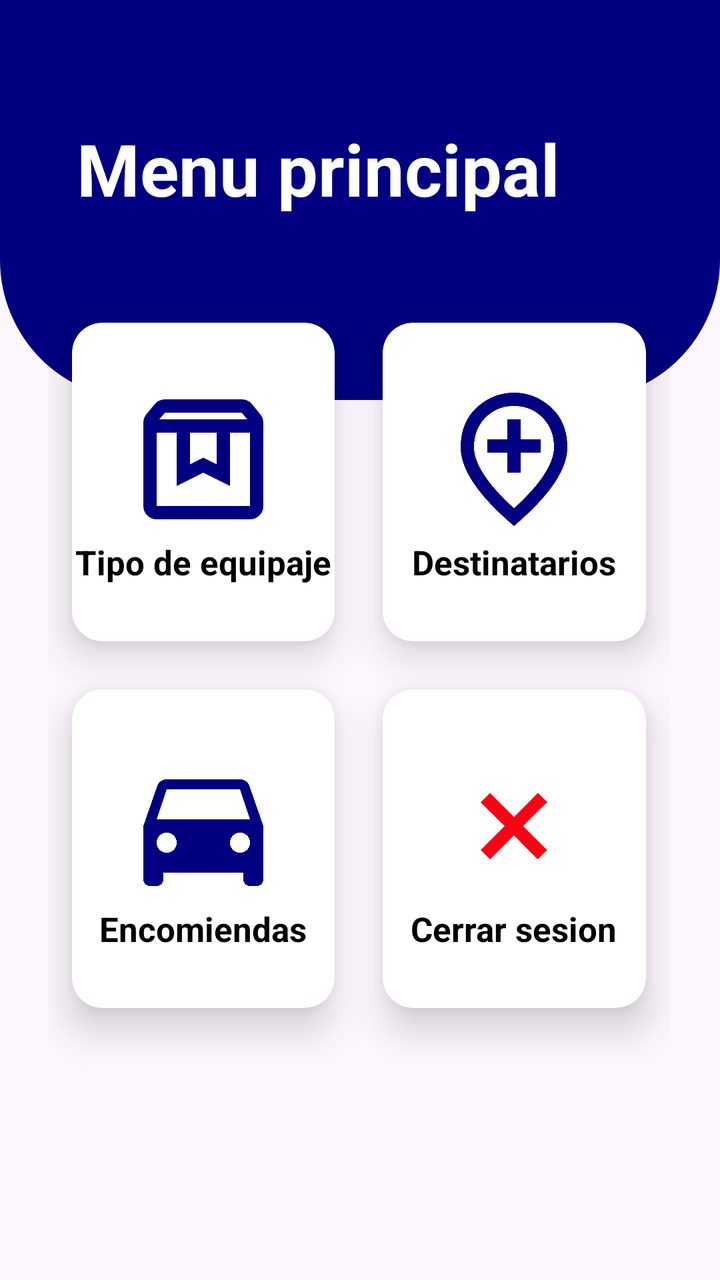
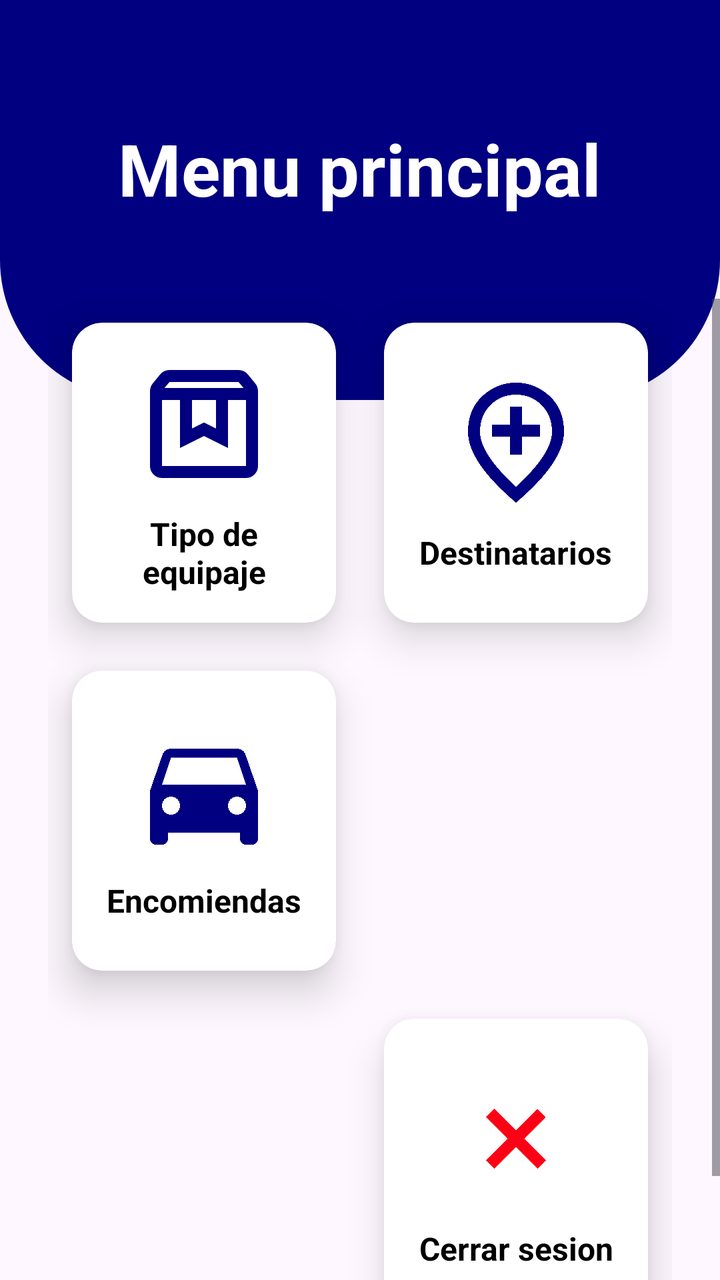

Before-and-after screenshots of an Android layout around one commit, followed by the original layout XML and the change that was made.
<!-- AndroidManifest.xml: application theme Theme.GestionEquipaje -->
<!-- res/layout/activity_menu_principal.xml -->
<?xml version="1.0" encoding="utf-8"?>
<RelativeLayout xmlns:android="http://schemas.android.com/apk/res/android"
    xmlns:app="http://schemas.android.com/apk/res-auto"
    xmlns:tools="http://schemas.android.com/tools"
    android:id="@+id/main"
    android:layout_width="match_parent"
    android:layout_height="match_parent"
    tools:context=".MenuPrincipal">

    <View
        android:id="@+id/view_superior"
        android:layout_width="match_parent"
        android:layout_height="200dp"
        android:background="@drawable/bg_view" />

    <GridLayout
        android:layout_width="match_parent"
        android:layout_height="match_parent"
        android:layout_below="@+id/view_superior"
        android:layout_marginLeft="24dp"
        android:layout_marginTop="-51dp"
        android:layout_marginRight="25dp"
        android:columnCount="2"
        android:rowCount="4">

        <androidx.cardview.widget.CardView
            android:id="@+id/cvTipoEquipaje"
            android:layout_width="0dp"
            android:layout_height="150dp"
            android:layout_row="0"
            android:layout_rowWeight="1"
            android:layout_column="0"
            android:layout_columnWeight="1"
            android:layout_gravity="fill_horizontal"
            android:layout_margin="12dp"
            app:cardCornerRadius="15dp"
            app:cardElevation="12dp">

            <LinearLayout
                android:layout_width="match_parent"
                android:layout_height="match_parent"
                android:gravity="center"
                android:orientation="vertical">

                <ImageView
                    android:layout_width="80dp"
                    android:layout_height="80dp"
                    android:layout_gravity="center_horizontal"
                    android:src="@drawable/icono_tipo_equipaje" />

                <TextView
                    android:layout_width="wrap_content"
                    android:layout_height="wrap_content"
                    android:layout_gravity="center_horizontal"
                    android:text="Tipo de equipaje"
                    android:textColor="@color/black"
                    android:textSize="17sp"
                    android:textStyle="bold" />
            </LinearLayout>
        </androidx.cardview.widget.CardView>

        <androidx.cardview.widget.CardView
            android:id="@+id/cvDestinatario"
            android:layout_width="0dp"
            android:layout_height="84dp"
            android:layout_row="0"
            android:layout_rowWeight="1"
            android:layout_column="1"
            android:layout_columnWeight="1"
            android:layout_gravity="fill_horizontal"
            android:layout_margin="12dp"
            app:cardCornerRadius="15dp"
            app:cardElevation="12dp">

            <LinearLayout
                android:layout_width="match_parent"
                android:layout_height="match_parent"
                android:gravity="center"
                android:orientation="vertical">

                <ImageView
                    android:layout_width="80dp"
                    android:layout_height="80dp"
                    android:layout_gravity="center_horizontal"
                    android:src="@drawable/icono_destinatarios" />

                <TextView
                    android:layout_width="wrap_content"
                    android:layout_height="wrap_content"
                    android:layout_gravity="center_horizontal"
                    android:text="Destinatarios"
                    android:textColor="@color/black"
                    android:textSize="17sp"
                    android:textStyle="bold" />
            </LinearLayout>
        </androidx.cardview.widget.CardView>

        <androidx.cardview.widget.CardView
            android:id="@+id/cvEncomienda"
            android:layout_width="0dp"
            android:layout_height="150dp"
            android:layout_row="1"
            android:layout_rowWeight="1"
            android:layout_column="0"
            android:layout_columnWeight="1"
            android:layout_gravity="fill_horizontal"
            android:layout_margin="12dp"
            app:cardCornerRadius="15dp"
            app:cardElevation="12dp">

            <LinearLayout
                android:layout_width="match_parent"
                android:layout_height="match_parent"
                android:gravity="center"
                android:orientation="vertical">

                <ImageView
                    android:layout_width="80dp"
                    android:layout_height="80dp"
                    android:layout_gravity="center_horizontal"
                    android:src="@drawable/icono_encomiendas" />

                <TextView
                    android:layout_width="wrap_content"
                    android:layout_height="wrap_content"
                    android:layout_gravity="center_horizontal"
                    android:text="Encomiendas"
                    android:textColor="@color/black"
                    android:textSize="17sp"
                    android:textStyle="bold" />
            </LinearLayout>
        </androidx.cardview.widget.CardView>

        <androidx.cardview.widget.CardView
            android:id="@+id/cvCerrarSesion"
            android:layout_width="0dp"
            android:layout_height="46dp"
            android:layout_row="1"
            android:layout_rowWeight="1"
            android:layout_column="1"
            android:layout_columnWeight="1"
            android:layout_gravity="fill_horizontal"
            android:layout_margin="12dp"
            app:cardCornerRadius="15dp"
            app:cardElevation="12dp">

            <LinearLayout
                android:layout_width="match_parent"
                android:layout_height="match_parent"
                android:gravity="center"
                android:orientation="vertical">

                <ImageView
                    android:layout_width="80dp"
                    android:layout_height="80dp"
                    android:layout_gravity="center_horizontal"
                    android:src="@drawable/icono_cerrar" />

                <TextView
                    android:layout_width="wrap_content"
                    android:layout_height="wrap_content"
                    android:layout_gravity="center_horizontal"
                    android:text="Cerrar sesion"
                    android:textColor="@color/black"
                    android:textSize="17sp"
                    android:textStyle="bold" />
            </LinearLayout>
        </androidx.cardview.widget.CardView>

        <androidx.cardview.widget.CardView
            android:id="@+id/cvinvisible"
            android:layout_width="0dp"
            android:layout_height="100dp"
            android:layout_row="2"
            android:layout_column="1"
            android:layout_columnWeight="1"
            android:layout_gravity="fill_horizontal"
            android:layout_margin="12dp"
            android:visibility="invisible"
            app:cardCornerRadius="15dp"
            app:cardElevation="12dp">

            <LinearLayout
                android:layout_width="match_parent"
                android:layout_height="match_parent"
                android:gravity="center"
                android:orientation="vertical">


            </LinearLayout>
        </androidx.cardview.widget.CardView>

        <androidx.cardview.widget.CardView
            android:id="@+id/cvRepartidores"
            android:layout_width="0dp"
            android:layout_height="150dp"
            android:layout_row="2"
            android:layout_column="0"
            android:layout_columnWeight="1"
            android:layout_gravity="fill_horizontal"
            android:layout_margin="12dp"
            android:visibility="gone"
            app:cardCornerRadius="15dp"
            app:cardElevation="12dp">

            <TextView
                android:layout_width="match_parent"
                android:layout_height="match_parent"
                android:gravity="center"
                android:text="Repartidores"
                android:textColor="@color/black"
                android:textSize="17sp"
                android:textStyle="bold" />
        </androidx.cardview.widget.CardView>

        <androidx.cardview.widget.CardView
            android:id="@+id/cvEntregas"
            android:layout_width="0dp"
            android:layout_height="150dp"
            android:layout_row="3"
            android:layout_column="0"
            android:layout_columnWeight="1"
            android:layout_gravity="fill_horizontal"
            android:layout_margin="12dp"
            android:visibility="gone"
            app:cardCornerRadius="15dp"
            app:cardElevation="12dp">

            <TextView
                android:layout_width="match_parent"
                android:layout_height="match_parent"
                android:gravity="center"
                android:text="Entregas"
                android:textColor="@color/black"
                android:textSize="17sp"
                android:textStyle="bold" />
        </androidx.cardview.widget.CardView>

    </GridLayout>

    <TextView
        android:id="@+id/textView"
        android:layout_width="wrap_content"
        android:layout_height="wrap_content"
        android:layout_alignParentEnd="true"
        android:layout_marginTop="60dp"
        android:layout_marginEnd="80dp"
        android:text="Menu principal"
        android:textColor="@color/white"
        android:textSize="36sp"
        android:textStyle="bold" />


</RelativeLayout>
<!-- resources referenced by this layout -->
<resources>
  <color name="black">#FF000000</color>
  <color name="white">#FFFFFFFF</color>
  <!-- drawable bg_view (drawable) -->
  <?xml version="1.0" encoding="utf-8"?>
  <shape xmlns:android="http://schemas.android.com/apk/res/android">
      <corners android:bottomRightRadius="70dp"
          android:bottomLeftRadius="70dp"/>
      <solid android:color="@color/color_primario"/>
  
  </shape>
  <!-- drawable icono_cerrar (drawable) -->
  <vector xmlns:android="http://schemas.android.com/apk/res/android" android:height="24dp" android:tint="#FD0015" android:viewportHeight="960" android:viewportWidth="960" android:width="24dp">
        
      <path android:fillColor="@android:color/white" android:pathData="M336,680L280,624L424,480L280,337L336,281L480,425L623,281L679,337L535,480L679,624L623,680L480,536L336,680Z"/>
      
  </vector>
  <!-- drawable icono_destinatarios (drawable) -->
  <vector xmlns:android="http://schemas.android.com/apk/res/android" android:height="24dp" android:tint="@color/color_primario" android:viewportHeight="960" android:viewportWidth="960" android:width="24dp">
        
      <path android:fillColor="@android:color/white" android:pathData="M440,560L520,560L520,440L640,440L640,360L520,360L520,240L440,240L440,360L320,360L320,440L440,440L440,560ZM480,774Q602,662 661,570.5Q720,479 720,408Q720,299 650.5,229.5Q581,160 480,160Q379,160 309.5,229.5Q240,299 240,408Q240,479 299,570.5Q358,662 480,774ZM480,880Q319,743 239.5,625.5Q160,508 160,408Q160,258 256.5,169Q353,80 480,80Q607,80 703.5,169Q800,258 800,408Q800,508 720.5,625.5Q641,743 480,880ZM480,400Q480,400 480,400Q480,400 480,400Q480,400 480,400Q480,400 480,400Q480,400 480,400Q480,400 480,400Q480,400 480,400Q480,400 480,400Z"/>
      
  </vector>
  <!-- drawable icono_encomiendas (drawable) -->
  <vector xmlns:android="http://schemas.android.com/apk/res/android" android:height="24dp" android:tint="@color/color_primario" android:viewportHeight="24" android:viewportWidth="24" android:width="24dp">
        
      <path android:fillColor="@android:color/white" android:pathData="M18.92,6.01C18.72,5.42 18.16,5 17.5,5h-11c-0.66,0 -1.21,0.42 -1.42,1.01L3,12v8c0,0.55 0.45,1 1,1h1c0.55,0 1,-0.45 1,-1v-1h12v1c0,0.55 0.45,1 1,1h1c0.55,0 1,-0.45 1,-1v-8l-2.08,-5.99zM6.5,16c-0.83,0 -1.5,-0.67 -1.5,-1.5S5.67,13 6.5,13s1.5,0.67 1.5,1.5S7.33,16 6.5,16zM17.5,16c-0.83,0 -1.5,-0.67 -1.5,-1.5s0.67,-1.5 1.5,-1.5 1.5,0.67 1.5,1.5 -0.67,1.5 -1.5,1.5zM5,11l1.5,-4.5h11L19,11L5,11z"/>
      
  </vector>
  <!-- drawable icono_tipo_equipaje (drawable) -->
  <vector xmlns:android="http://schemas.android.com/apk/res/android" android:height="24dp" android:tint="@color/color_primario" android:viewportHeight="960" android:viewportWidth="960" android:width="24dp">
        
      <path android:fillColor="@android:color/white" android:pathData="M200,320L200,760Q200,760 200,760Q200,760 200,760L760,760Q760,760 760,760Q760,760 760,760L760,320L640,320L640,640L480,560L320,640L320,320L200,320ZM200,840Q167,840 143.5,816.5Q120,793 120,760L120,261Q120,247 124.5,234Q129,221 138,210L188,149Q199,135 215.5,127.5Q232,120 250,120L710,120Q728,120 744.5,127.5Q761,135 772,149L822,210Q831,221 835.5,234Q840,247 840,261L840,760Q840,793 816.5,816.5Q793,840 760,840L200,840ZM216,240L744,240L710,200Q710,200 710,200Q710,200 710,200L250,200Q250,200 250,200Q250,200 250,200L216,240ZM400,320L400,510L480,470L560,510L560,320L400,320ZM200,320L320,320L320,320L480,320L640,320L640,320L760,320L760,320Q760,320 760,320Q760,320 760,320L200,320Q200,320 200,320Q200,320 200,320Z"/>
      
  </vector>
  <style name="Theme.GestionEquipaje" parent="Base.Theme.GestionEquipaje" />
  <color name="color_primario">#000080</color>
  <style name="Base.Theme.GestionEquipaje" parent="Theme.Material3.DayNight.NoActionBar">
          
          <item name="colorPrimary">@color/color_primario</item>
          <item name="colorSecondary">@color/color_secundario</item>
      </style>
  <color name="color_secundario">#D48043</color>
</resources>

<!-- the commit's change to res/layout/activity_menu_principal.xml (unified diff, before → after) -->
@@ -13,242 +13,242 @@
         android:layout_height="200dp"
         android:background="@drawable/bg_view" />
 
-    <GridLayout
-        android:layout_width="match_parent"
-        android:layout_height="match_parent"
-        android:layout_below="@+id/view_superior"
-        android:layout_marginLeft="24dp"
-        android:layout_marginTop="-51dp"
-        android:layout_marginRight="25dp"
-        android:columnCount="2"
-        android:rowCount="4">
-
-        <androidx.cardview.widget.CardView
-            android:id="@+id/cvTipoEquipaje"
-            android:layout_width="0dp"
-            android:layout_height="150dp"
-            android:layout_row="0"
-            android:layout_rowWeight="1"
-            android:layout_column="0"
-            android:layout_columnWeight="1"
-            android:layout_gravity="fill_horizontal"
-            android:layout_margin="12dp"
-            app:cardCornerRadius="15dp"
-            app:cardElevation="12dp">
-
-            <LinearLayout
-                android:layout_width="match_parent"
-                android:layout_height="match_parent"
-                android:gravity="center"
-                android:orientation="vertical">
-
-                <ImageView
-                    android:layout_width="80dp"
-                    android:layout_height="80dp"
-                    android:layout_gravity="center_horizontal"
-                    android:src="@drawable/icono_tipo_equipaje" />
-
-                <TextView
-                    android:layout_width="wrap_content"
-                    android:layout_height="wrap_content"
-                    android:layout_gravity="center_horizontal"
-                    android:text="Tipo de equipaje"
-                    android:textColor="@color/black"
-                    android:textSize="17sp"
-                    android:textStyle="bold" />
-            </LinearLayout>
-        </androidx.cardview.widget.CardView>
-
-        <androidx.cardview.widget.CardView
-            android:id="@+id/cvDestinatario"
-            android:layout_width="0dp"
-            android:layout_height="84dp"
-            android:layout_row="0"
-            android:layout_rowWeight="1"
-            android:layout_column="1"
-            android:layout_columnWeight="1"
-            android:layout_gravity="fill_horizontal"
-            android:layout_margin="12dp"
-            app:cardCornerRadius="15dp"
-            app:cardElevation="12dp">
-
-            <LinearLayout
-                android:layout_width="match_parent"
-                android:layout_height="match_parent"
-                android:gravity="center"
-                android:orientation="vertical">
-
-                <ImageView
-                    android:layout_width="80dp"
-                    android:layout_height="80dp"
-                    android:layout_gravity="center_horizontal"
-                    android:src="@drawable/icono_destinatarios" />
-
-                <TextView
-                    android:layout_width="wrap_content"
-                    android:layout_height="wrap_content"
-                    android:layout_gravity="center_horizontal"
-                    android:text="Destinatarios"
-                    android:textColor="@color/black"
-                    android:textSize="17sp"
-                    android:textStyle="bold" />
-            </LinearLayout>
-        </androidx.cardview.widget.CardView>
-
-        <androidx.cardview.widget.CardView
-            android:id="@+id/cvEncomienda"
-            android:layout_width="0dp"
-            android:layout_height="150dp"
-            android:layout_row="1"
-            android:layout_rowWeight="1"
-            android:layout_column="0"
-            android:layout_columnWeight="1"
-            android:layout_gravity="fill_horizontal"
-            android:layout_margin="12dp"
-            app:cardCornerRadius="15dp"
-            app:cardElevation="12dp">
-
-            <LinearLayout
-                android:layout_width="match_parent"
-                android:layout_height="match_parent"
-                android:gravity="center"
-                android:orientation="vertical">
-
-                <ImageView
-                    android:layout_width="80dp"
-                    android:layout_height="80dp"
-                    android:layout_gravity="center_horizontal"
-                    android:src="@drawable/icono_encomiendas" />
-
-                <TextView
-                    android:layout_width="wrap_content"
-                    android:layout_height="wrap_content"
-                    android:layout_gravity="center_horizontal"
-                    android:text="Encomiendas"
-                    android:textColor="@color/black"
-                    android:textSize="17sp"
-                    android:textStyle="bold" />
-            </LinearLayout>
-        </androidx.cardview.widget.CardView>
-
-        <androidx.cardview.widget.CardView
-            android:id="@+id/cvCerrarSesion"
-            android:layout_width="0dp"
-            android:layout_height="46dp"
-            android:layout_row="1"
-            android:layout_rowWeight="1"
-            android:layout_column="1"
-            android:layout_columnWeight="1"
-            android:layout_gravity="fill_horizontal"
-            android:layout_margin="12dp"
-            app:cardCornerRadius="15dp"
-            app:cardElevation="12dp">
-
-            <LinearLayout
-                android:layout_width="match_parent"
-                android:layout_height="match_parent"
-                android:gravity="center"
-                android:orientation="vertical">
-
-                <ImageView
-                    android:layout_width="80dp"
-                    android:layout_height="80dp"
-                    android:layout_gravity="center_horizontal"
-                    android:src="@drawable/icono_cerrar" />
-
-                <TextView
-                    android:layout_width="wrap_content"
-                    android:layout_height="wrap_content"
-                    android:layout_gravity="center_horizontal"
-                    android:text="Cerrar sesion"
-                    android:textColor="@color/black"
-                    android:textSize="17sp"
-                    android:textStyle="bold" />
-            </LinearLayout>
-        </androidx.cardview.widget.CardView>
-
-        <androidx.cardview.widget.CardView
-            android:id="@+id/cvinvisible"
-            android:layout_width="0dp"
-            android:layout_height="100dp"
-            android:layout_row="2"
-            android:layout_column="1"
-            android:layout_columnWeight="1"
-            android:layout_gravity="fill_horizontal"
-            android:layout_margin="12dp"
-            android:visibility="invisible"
-            app:cardCornerRadius="15dp"
-            app:cardElevation="12dp">
-
-            <LinearLayout
-                android:layout_width="match_parent"
-                android:layout_height="match_parent"
-                android:gravity="center"
-                android:orientation="vertical">
-
-
-            </LinearLayout>
-        </androidx.cardview.widget.CardView>
-
-        <androidx.cardview.widget.CardView
-            android:id="@+id/cvRepartidores"
-            android:layout_width="0dp"
-            android:layout_height="150dp"
-            android:layout_row="2"
-            android:layout_column="0"
-            android:layout_columnWeight="1"
-            android:layout_gravity="fill_horizontal"
-            android:layout_margin="12dp"
-            android:visibility="gone"
-            app:cardCornerRadius="15dp"
-            app:cardElevation="12dp">
-
-            <TextView
-                android:layout_width="match_parent"
-                android:layout_height="match_parent"
-                android:gravity="center"
-                android:text="Repartidores"
-                android:textColor="@color/black"
-                android:textSize="17sp"
-                android:textStyle="bold" />
-        </androidx.cardview.widget.CardView>
-
-        <androidx.cardview.widget.CardView
-            android:id="@+id/cvEntregas"
-            android:layout_width="0dp"
-            android:layout_height="150dp"
-            android:layout_row="3"
-            android:layout_column="0"
-            android:layout_columnWeight="1"
-            android:layout_gravity="fill_horizontal"
-            android:layout_margin="12dp"
-            android:visibility="gone"
-            app:cardCornerRadius="15dp"
-            app:cardElevation="12dp">
-
-            <TextView
-                android:layout_width="match_parent"
-                android:layout_height="match_parent"
-                android:gravity="center"
-                android:text="Entregas"
-                android:textColor="@color/black"
-                android:textSize="17sp"
-                android:textStyle="bold" />
-        </androidx.cardview.widget.CardView>
-
-    </GridLayout>
-
     <TextView
         android:id="@+id/textView"
         android:layout_width="wrap_content"
         android:layout_height="wrap_content"
-        android:layout_alignParentEnd="true"
+        android:layout_centerHorizontal="true"
         android:layout_marginTop="60dp"
-        android:layout_marginEnd="80dp"
         android:text="Menu principal"
         android:textColor="@color/white"
         android:textSize="36sp"
         android:textStyle="bold" />
 
+    <ScrollView
+        android:layout_width="match_parent"
+        android:layout_height="match_parent"
+        android:layout_below="@+id/view_superior"
+        android:layout_marginTop="-51dp"
+        android:clipToPadding="false"
+        android:paddingBottom="24dp">
+
+        <GridLayout
+            android:id="@+id/gridMenu"
+            android:layout_width="match_parent"
+            android:layout_height="wrap_content"
+            android:layout_marginLeft="24dp"
+            android:layout_marginRight="24dp"
+            android:columnCount="2">
+
+            <androidx.cardview.widget.CardView
+                android:id="@+id/cvTipoEquipaje"
+                android:layout_width="0dp"
+                android:layout_height="150dp"
+                android:layout_columnWeight="1"
+                android:layout_gravity="fill_horizontal"
+                android:layout_margin="12dp"
+                app:cardCornerRadius="15dp"
+                app:cardElevation="12dp">
+
+                <LinearLayout
+                    android:layout_width="match_parent"
+                    android:layout_height="match_parent"
+                    android:gravity="center"
+                    android:orientation="vertical"
+                    android:padding="8dp">
+
+                    <ImageView
+                        android:layout_width="72dp"
+                        android:layout_height="72dp"
+                        android:src="@drawable/icono_tipo_equipaje" />
+
+                    <TextView
+                        android:layout_width="wrap_content"
+                        android:layout_height="wrap_content"
+                        android:layout_marginTop="8dp"
+                        android:gravity="center"
+                        android:text="Tipo de equipaje"
+                        android:textColor="@color/black"
+                        android:textSize="16sp"
+                        android:textStyle="bold" />
+                </LinearLayout>
+            </androidx.cardview.widget.CardView>
+
+            <androidx.cardview.widget.CardView
+                android:id="@+id/cvDestinatario"
+                android:layout_width="0dp"
+                android:layout_height="150dp"
+                android:layout_columnWeight="1"
+                android:layout_gravity="fill_horizontal"
+                android:layout_margin="12dp"
+                app:cardCornerRadius="15dp"
+                app:cardElevation="12dp">
+
+                <LinearLayout
+                    android:layout_width="match_parent"
+                    android:layout_height="match_parent"
+                    android:gravity="center"
+                    android:orientation="vertical"
+                    android:padding="8dp">
+
+                    <ImageView
+                        android:layout_width="72dp"
+                        android:layout_height="72dp"
+                        android:src="@drawable/icono_destinatarios" />
+
+                    <TextView
+                        android:layout_width="wrap_content"
+                        android:layout_height="wrap_content"
+                        android:layout_marginTop="8dp"
+                        android:gravity="center"
+                        android:text="Destinatarios"
+                        android:textColor="@color/black"
+                        android:textSize="16sp"
+                        android:textStyle="bold" />
+                </LinearLayout>
+            </androidx.cardview.widget.CardView>
+
+            <androidx.cardview.widget.CardView
+                android:id="@+id/cvEncomienda"
+                android:layout_width="0dp"
+                android:layout_height="150dp"
+                android:layout_columnWeight="1"
+                android:layout_gravity="fill_horizontal"
+                android:layout_margin="12dp"
+                app:cardCornerRadius="15dp"
+                app:cardElevation="12dp">
+
+                <LinearLayout
+                    android:layout_width="match_parent"
+                    android:layout_height="match_parent"
+                    android:gravity="center"
+                    android:orientation="vertical"
+                    android:padding="8dp">
+
+                    <ImageView
+                        android:layout_width="72dp"
+                        android:layout_height="72dp"
+                        android:src="@drawable/icono_encomiendas" />
+
+                    <TextView
+                        android:layout_width="wrap_content"
+                        android:layout_height="wrap_content"
+                        android:layout_marginTop="8dp"
+                        android:gravity="center"
+                        android:text="Encomiendas"
+                        android:textColor="@color/black"
+                        android:textSize="16sp"
+                        android:textStyle="bold" />
+                </LinearLayout>
+            </androidx.cardview.widget.CardView>
+
+            <androidx.cardview.widget.CardView
+                android:id="@+id/cvRepartidores"
+                android:layout_width="0dp"
+                android:layout_height="150dp"
+                android:layout_columnWeight="1"
+                android:layout_gravity="fill_horizontal"
+                android:layout_margin="12dp"
+                android:visibility="gone"
+                app:cardCornerRadius="15dp"
+                app:cardElevation="12dp">
+
+                <LinearLayout
+                    android:layout_width="match_parent"
+                    android:layout_height="match_parent"
+                    android:gravity="center"
+                    android:orientation="vertical"
+                    android:padding="8dp">
+
+                    <ImageView
+                        android:layout_width="72dp"
+                        android:layout_height="72dp"
+                        android:src="@drawable/icono_destinatarios"
+                        app:tint="@color/color_primario" />
+
+                    <TextView
+                        android:layout_width="wrap_content"
+                        android:layout_height="wrap_content"
+                        android:layout_marginTop="8dp"
+                        android:gravity="center"
+                        android:text="Repartidores"
+                        android:textColor="@color/black"
+                        android:textSize="16sp"
+                        android:textStyle="bold" />
+                </LinearLayout>
+            </androidx.cardview.widget.CardView>
+
+            <androidx.cardview.widget.CardView
+                android:id="@+id/cvEntregas"
+                android:layout_width="0dp"
+                android:layout_height="150dp"
+                android:layout_columnWeight="1"
+                android:layout_gravity="fill_horizontal"
+                android:layout_margin="12dp"
+                android:visibility="gone"
+                app:cardCornerRadius="15dp"
+                app:cardElevation="12dp">
+
+                <LinearLayout
+                    android:layout_width="match_parent"
+                    android:layout_height="match_parent"
+                    android:gravity="center"
+                    android:orientation="vertical"
+                    android:padding="8dp">
+
+                    <ImageView
+                        android:layout_width="72dp"
+                        android:layout_height="72dp"
+                        android:src="@drawable/icono_encomiendas"
+                        app:tint="@color/color_primario" />
+
+                    <TextView
+                        android:layout_width="wrap_content"
+                        android:layout_height="wrap_content"
+                        android:layout_marginTop="8dp"
+                        android:gravity="center"
+                        android:text="Entregas"
+                        android:textColor="@color/black"
+                        android:textSize="16sp"
+                        android:textStyle="bold" />
+                </LinearLayout>
+            </androidx.cardview.widget.CardView>
+
+            <androidx.cardview.widget.CardView
+                android:id="@+id/cvCerrarSesion"
+                android:layout_width="0dp"
+                android:layout_height="150dp"
+                android:layout_columnWeight="1"
+                android:layout_gravity="fill_horizontal"
+                android:layout_margin="12dp"
+                app:cardCornerRadius="15dp"
+                app:cardElevation="12dp">
+
+                <LinearLayout
+                    android:layout_width="match_parent"
+                    android:layout_height="match_parent"
+                    android:gravity="center"
+                    android:orientation="vertical"
+                    android:padding="8dp">
+
+                    <ImageView
+                        android:layout_width="72dp"
+                        android:layout_height="72dp"
+                        android:src="@drawable/icono_cerrar" />
+
+                    <TextView
+                        android:layout_width="wrap_content"
+                        android:layout_height="wrap_content"
+                        android:layout_marginTop="8dp"
+                        android:gravity="center"
+                        android:text="Cerrar sesion"
+                        android:textColor="@color/black"
+                        android:textSize="16sp"
+                        android:textStyle="bold" />
+                </LinearLayout>
+            </androidx.cardview.widget.CardView>
+
+        </GridLayout>
+    </ScrollView>
 
 </RelativeLayout>
